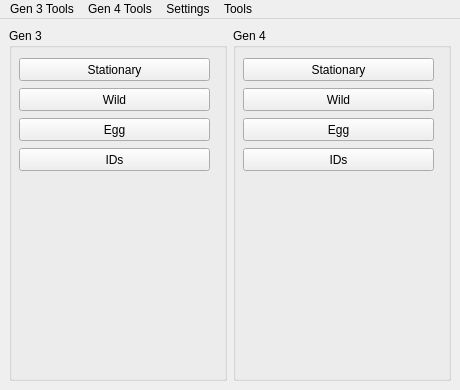
First picture: the form in Forms/MainWindow.ui, repository Admiral-Fish/PokeFinder, before the edit.
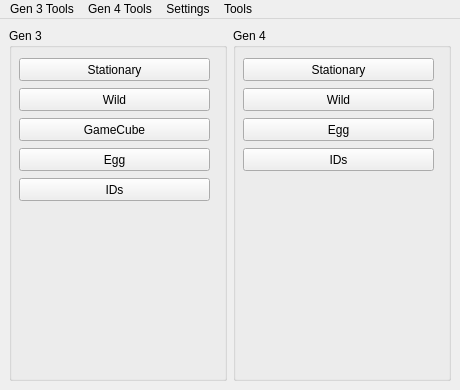
Second picture: the form after the edit. Icons and pictures are not drawn.

The edit to the form file:
```diff
--- a/Forms/MainWindow.ui
+++ b/Forms/MainWindow.ui
@@ -84,7 +84,7 @@
        <property name="geometry">
         <rect>
          <x>10</x>
-         <y>90</y>
+         <y>120</y>
          <width>191</width>
          <height>23</height>
         </rect>
@@ -103,7 +103,7 @@
        <property name="geometry">
         <rect>
          <x>10</x>
-         <y>120</y>
+         <y>150</y>
          <width>191</width>
          <height>23</height>
         </rect>
@@ -118,6 +118,19 @@
         <string>IDs</string>
        </property>
       </widget>
+      <widget class="QPushButton" name="pushButtonGameCube">
+       <property name="geometry">
+        <rect>
+         <x>10</x>
+         <y>90</y>
+         <width>191</width>
+         <height>23</height>
+        </rect>
+       </property>
+       <property name="text">
+        <string>GameCube</string>
+       </property>
+      </widget>
      </widget>
     </item>
     <item row="0" column="1">
```
